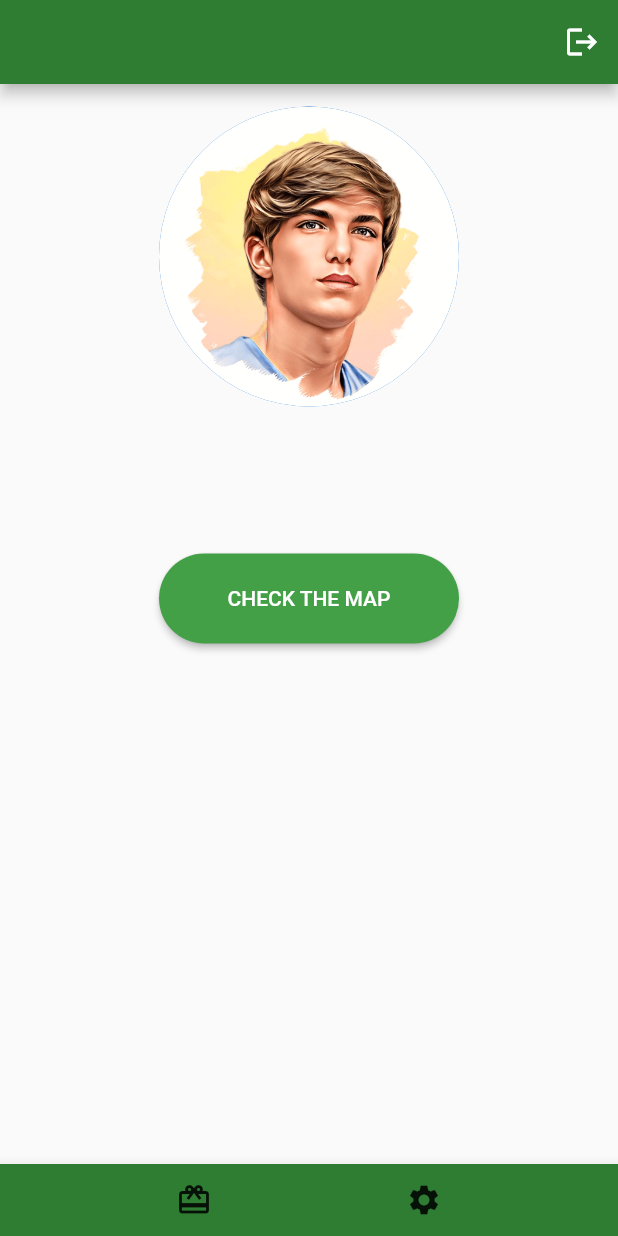
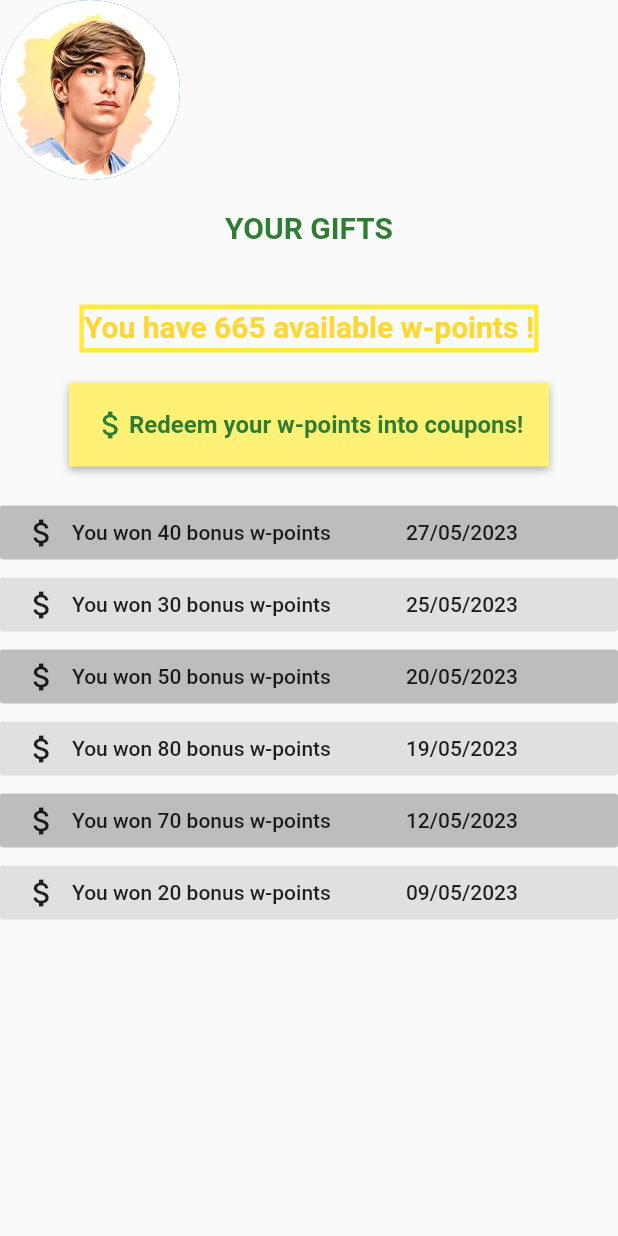
Before and after one commit to Brntpcnr/Recycler_app, a Flutter app: the screen it shows once a user with an empty profile is signed in, after a tap on the "card giftcard" icon, on a phone screen of 412 x 824 dp. Run offline on Flutter 3.47's test engine with Material 2 defaults, Android fonts, the phone set to English and light mode, and no system bars; our stand-ins replace firebase_auth, firebase_core, google_maps_flutter; accounts and stored records are empty.

Commit message:
Recycle app

```diff
--- a/lib/main.dart
+++ b/lib/main.dart
@@ -9,6 +9,7 @@ import 'firebase_options.dart';
 //mitch@gmail.com / mitch123
 //anakin@gmail.com / anakin123
 //çinar@gmail.com / çinar123
+//deno@gmail.com / deno123
 
 
 void main() async {
--- /dev/null
+++ b/lib/pages/gift_page.dart
@@ -0,0 +1,183 @@
+import 'dart:ui';
+
+import 'package:flutter/material.dart';
+
+class GiftPage extends StatefulWidget {
+  const GiftPage({Key? key}) : super(key: key);
+
+  @override
+  _GiftPageState createState() => _GiftPageState();
+}
+
+class _GiftPageState extends State<GiftPage> {
+  @override
+  Widget build(BuildContext context) {
+    return Scaffold(
+      body: SingleChildScrollView(
+        child: SafeArea(
+          child: Column(
+            children: [
+              Align(
+                alignment: Alignment.topLeft,
+                child: CircleAvatar(
+                  radius: 60,
+                  backgroundImage: AssetImage("assets/unnamed.png"),
+                ),
+              ),
+              SizedBox(
+                height: 20,
+              ),
+              Center(
+                child: Container(
+                  child: Text("YOUR GIFTS", style: TextStyle(fontSize: 20, fontWeight: FontWeight.bold, color: Colors.green[800])
+                  ),
+                ),
+              ),
+              SizedBox(
+                height: 40,
+              ),
+              Container(
+                height: 32,
+                  decoration: BoxDecoration(
+                    color: Colors.transparent,
+                    border: Border.all(
+                      color: Colors.yellow,
+                      width: 3.0,
+                    ),
+                    borderRadius: BorderRadius.circular(0),
+                  ),
+                  child: Text("You have 665 available w-points !", style: TextStyle(fontWeight: FontWeight.bold, fontSize: 20, color: Colors.yellow[600]),)
+              ),
+              SizedBox(
+                height: 20,
+              ),
+              Container(
+                width: 320,
+                padding: EdgeInsets.all(16.0),
+                decoration: BoxDecoration(
+                  color: Colors.yellow[300],
+                  borderRadius: BorderRadius.circular(0),
+                  boxShadow: [
+                    BoxShadow(
+                      color: Colors.black.withOpacity(0.3),
+                      offset: Offset(0, 2),
+                      blurRadius: 4.0,
+                    ),
+                  ],
+                ),
+                child: Row(
+                children: [
+                  Icon(Icons.attach_money, color: Colors.green[800],),
+                  Text(
+                  'Redeem your w-points into coupons!',
+                  style: TextStyle(
+                    color: Colors.green[800],
+                    fontSize: 16.0,
+                    fontWeight: FontWeight.bold,
+                  ),
+                ),
+                ],
+                ),
+              ),
+              SizedBox(
+                height: 20,
+              ),
+              FlatButton(
+                color: Colors.grey[400],
+                onPressed: () {
+                  // Button action
+                },
+                  child: Row(
+                    children: [
+                      Icon(Icons.attach_money),
+                      SizedBox(width: 8.0),
+                      Text('You won 40 bonus w-points'),
+                      SizedBox(width: 50),
+                      Text("27/05/2023")
+                    ],
+                  ),
+              ),
+              FlatButton(
+                color: Colors.grey[300],
+                onPressed: () {
+                  // Button action
+                },
+                  child: Row(
+                    children: [
+                      Icon(Icons.attach_money),
+                      SizedBox(width: 8.0),
+                      Text('You won 30 bonus w-points'),
+                      SizedBox(width: 50),
+                      Text("25/05/2023")
+                    ],
+                  ),
+              ),
+              FlatButton(
+                color: Colors.grey[400],
+                onPressed: () {
+                  // Button action
+                },
+                  child: Row(
+                    children: [
+                      Icon(Icons.attach_money),
+                      SizedBox(width: 8.0),
+                      Text('You won 50 bonus w-points'),
+                      SizedBox(width: 50),
+                      Text("20/05/2023")
+                    ],
+                  ),
+              ),
+              FlatButton(
+                color: Colors.grey[300],
+                onPressed: () {
+                  // Button action
+                },
+                  child: Row(
+                    children: [
+                      Icon(Icons.attach_money),
+                      SizedBox(width: 8.0),
+                      Text('You won 80 bonus w-points'),
+                      SizedBox(width: 50),
+                      Text("19/05/2023")
+                    ],
+                  ),
+              ),
+              FlatButton(
+                color: Colors.grey[400],
+                onPressed: () {
+                  // Button action
+                },
+                  child: Row(
+                    children: [
+                      Icon(Icons.attach_money),
+                      SizedBox(width: 8.0),
+                      Text('You won 70 bonus w-points'),
+                      SizedBox(width: 50),
+                      Text("12/05/2023")
+                    ],
+                  ),
+              ),
+              FlatButton(
+                color: Colors.grey[300],
+                onPressed: () {
+                  // Button action
+                },
+                  child: Row(
+                    children: [
+                      Icon(Icons.attach_money),
+                      SizedBox(width: 8.0),
+                      Text('You won 20 bonus w-points'),
+                      SizedBox(width: 50),
+                      Text("09/05/2023")
+                    ],
+                  ),
+              ),
+
+            ],
+          ),
+        ),
+      ),
+
+    );
+  }
+}
--- a/lib/pages/home_page.dart
+++ b/lib/pages/home_page.dart
@@ -1,7 +1,11 @@
 import 'package:firebase_auth/firebase_auth.dart';
 import 'package:flutter/material.dart';
+import 'package:recycle_app/pages/gift_page.dart';
+import 'package:recycle_app/pages/notifications.dart';
 import 'auth_page.dart';
 import 'map.dart';
+import 'gift_page.dart';
+import 'notifications.dart';
 
 class HomePage extends StatelessWidget {
   HomePage({Key? key}) : super(key: key);
@@ -77,13 +81,23 @@ class HomePage extends StatelessWidget {
             IconButton(
               icon: Icon(Icons.card_giftcard),
               onPressed: () {
-                // Perform action when home button is pressed
+                Navigator.push(
+                  context,
+                  MaterialPageRoute(
+                      builder: (context) => GiftPage()
+                  ),
+                );
               },
             ),
             IconButton(
-              icon: Icon(Icons.settings),
+              icon: Icon(Icons.notifications),
               onPressed: () {
-                // Perform action when settings button is pressed
+                Navigator.push(
+                  context,
+                  MaterialPageRoute(
+                      builder: (context) => Notifications()
+                  ),
+                );
               },
             ),
             // Add more buttons as needed
--- a/lib/pages/map.dart
+++ b/lib/pages/map.dart
@@ -11,7 +11,7 @@ class Maps extends StatefulWidget {
 class _MapsState extends State<Maps> {
   late GoogleMapController? mapController;
 
-  final LatLng _center = const LatLng(35.1167, 33.95);
+  final LatLng _center = const LatLng(35.1457, 33.9071);
 
   void _onMapCreated(GoogleMapController controller) {
     mapController = controller;
@@ -29,7 +29,7 @@ class _MapsState extends State<Maps> {
         onMapCreated: _onMapCreated,
         initialCameraPosition: CameraPosition(
           target: _center,
-          zoom: 11.0,
+          zoom: 15.0,
         ),
       ),
     );
```
Also changed, not shown: lib/pages/notifications.dart (added, +131 -0 lines), assets/truck.png (added).
